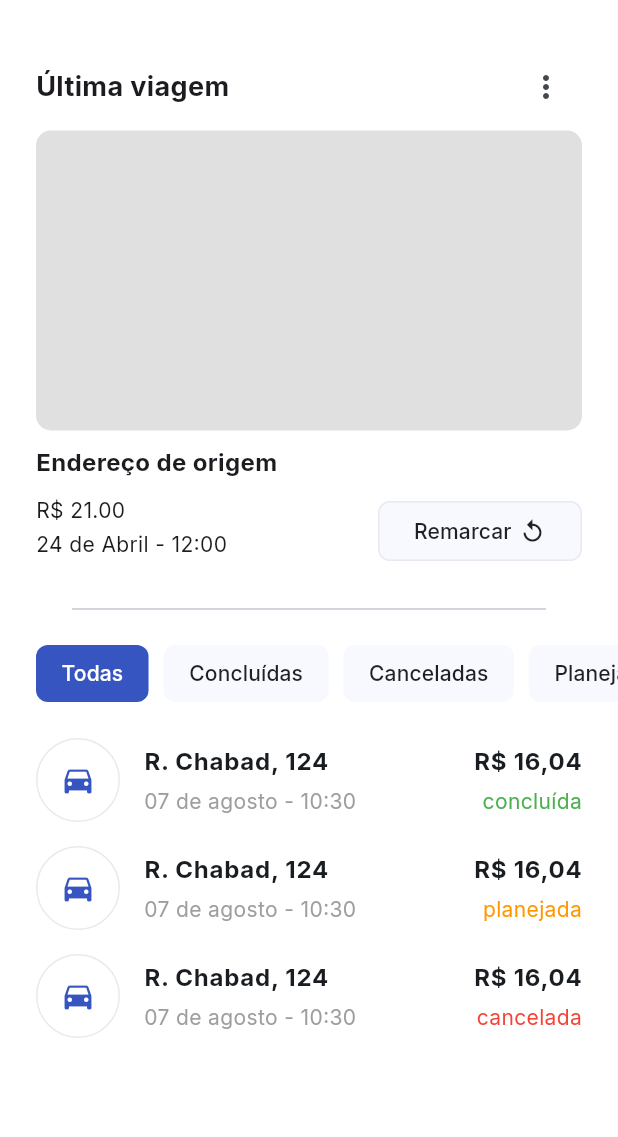
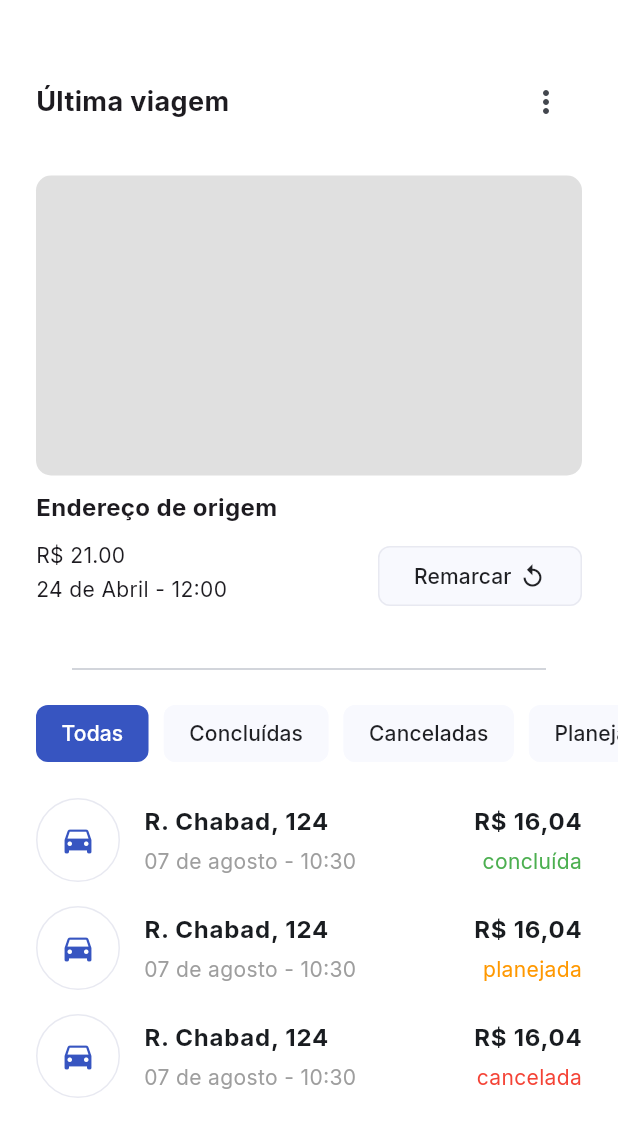
Before and after one commit to LosSantosBoys/PontoAPonto, a Flutter app: the HistoryPage screen opened by its route, on a phone screen of 412 x 824 dp. Shown: the top 1137 px of the screen. Run offline on Flutter 3.47's test engine with Material 3 defaults, Android fonts, the phone set to English and light mode, and no system bars; our stand-ins replace dio, flutter_dotenv, flutter_secure_storage, geocoding, geolocator, google_fonts and 3 more; accounts and stored records are empty; network calls fail.

Commit message:
substitui Padding por Container

```diff
--- a/lib/features/home/widgets/section.dart
+++ b/lib/features/home/widgets/section.dart
@@ -16,11 +16,14 @@ class Section extends StatelessWidget {
 
   @override
   Widget build(BuildContext context) {
-    return Padding(
+    return Container(
+      color: Colors.white,
       padding: padding,
       child: Column(
         children: [
-          Row(
+          Padding(
+            padding: const EdgeInsets.symmetric(vertical: 10),
+            child: Row(
               mainAxisAlignment: MainAxisAlignment.spaceBetween,
               children: [
                 Text(
@@ -33,8 +36,12 @@ class Section extends StatelessWidget {
                 if (action != null) action!,
               ],
             ),
+          ),
           const SizedBox(height: 5),
-          child,
+          Padding(
+            padding: const EdgeInsets.symmetric(vertical: 10),
+            child: child,
+          ),
         ],
       ),
     );
```
Lines whose indentation alone changed are shown as unchanged.
